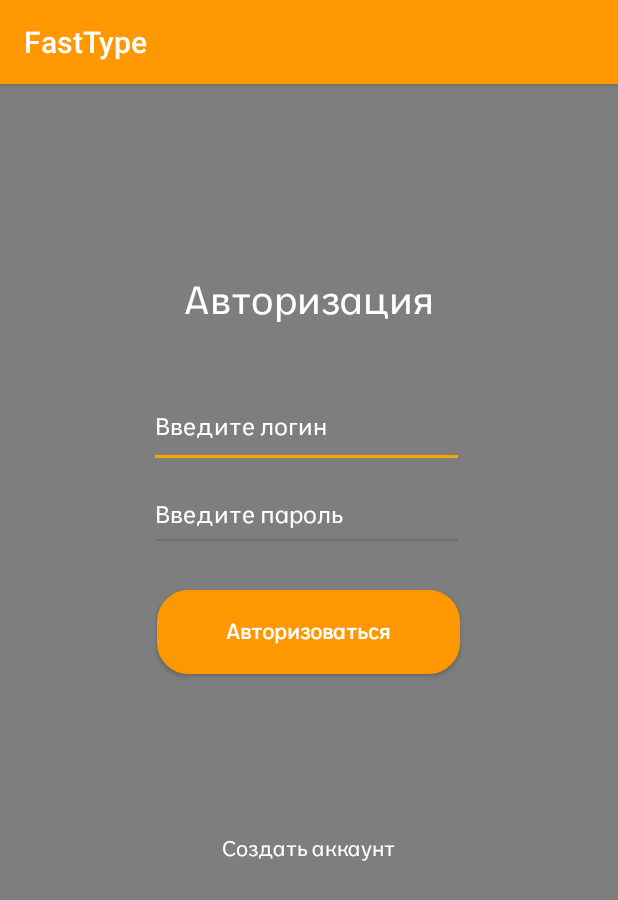
After one commit to Levz0/FastType, an Android app: the LoginActivity screen opened directly, with no data from a screen before it, on a phone screen of 412 x 824 dp. The commit adds this screen. Shown: the top 900 px of the screen. Run offline under Robolectric (Android 15) with nearby library versions, the phone set to English and light mode, and no system bars.

Commit message:
Created Login and Registration form

```diff
--- a/app/src/main/AndroidManifest.xml
+++ b/app/src/main/AndroidManifest.xml
@@ -14,7 +14,7 @@
         android:theme="@style/Theme.FastType"
         tools:targetApi="31">
         <activity
-            android:name=".MainActivity"
+            android:name=".RegformActivity"
             android:exported="true">
             <intent-filter>
                 <action android:name="android.intent.action.MAIN" />
@@ -22,6 +22,7 @@
                 <category android:name="android.intent.category.LAUNCHER" />
             </intent-filter>
         </activity>
+        <activity android:name=".LoginActivity"/>
     </application>
 
 </manifest>
--- /dev/null
+++ b/app/src/main/java/com/example/fasttype/LoginActivity.java
@@ -0,0 +1,25 @@
+package com.example.fasttype;
+
+import android.content.Intent;
+import android.os.Bundle;
+import android.support.annotation.Nullable;
+import android.support.v7.app.AppCompatActivity;
+import android.view.View;
+import android.widget.TextView;
+
+public class LoginActivity extends AppCompatActivity {
+    @Override
+    protected void onCreate(Bundle savedInstanceState) {
+        super.onCreate(savedInstanceState);
+        setContentView(R.layout.activity_login);
+
+        TextView registration = findViewById(R.id.registration);
+        registration.setOnClickListener(new View.OnClickListener() {
+            @Override
+            public void onClick(View view) {
+                Intent intent = new Intent(LoginActivity.this, RegformActivity.class);
+                startActivity(intent);
+            }
+        });
+    }
+}
--- /dev/null
+++ b/app/src/main/res/color/edit_text_line_color.xml
@@ -0,0 +1,7 @@
+<?xml version="1.0" encoding="utf-8"?>
+<selector xmlns:android="http://schemas.android.com/apk/res/android">
+    <!-- Цвет для состояния фокуса -->
+    <item android:color="#FFA500" android:state_focused="true"/>
+    <!-- Цвет для состояния ошибки (необязательно) --><!-- Цвет для остальных состояний -->
+    <item android:color="#6A6A6A" />
+</selector>
--- /dev/null
+++ b/app/src/main/res/drawable/custom_cursor.xml
@@ -0,0 +1,9 @@
+<?xml version="1.0" encoding="utf-8"?>
+<selector xmlns:android="http://schemas.android.com/apk/res/android">
+    <item>
+        <shape>
+            <solid android:color="@color/orange"/>  <!-- Задайте оранжевый цвет -->
+            <size android:width="2dp" android:height="24dp"/> <!-- Размер курсора -->
+        </shape>
+    </item>
+</selector>
--- /dev/null
+++ b/app/src/main/res/drawable/rounded_button.xml
@@ -0,0 +1,14 @@
+<shape xmlns:android="http://schemas.android.com/apk/res/android"
+    android:shape="rectangle">
+
+    <!-- Закругленные углы -->
+    <corners android:radius="20dp" />
+
+    <!-- Цвет фона кнопки -->
+    <solid android:color="@color/orange" />
+
+    <!-- Обводка (необязательно) -->
+    <stroke
+        android:width="2dp"
+        android:color="@color/orange" />
+</shape>
--- /dev/null
+++ b/app/src/main/res/layout/activity_login.xml
@@ -0,0 +1,94 @@
+<?xml version="1.0" encoding="utf-8"?>
+<android.support.constraint.ConstraintLayout xmlns:android="http://schemas.android.com/apk/res/android"
+    xmlns:app="http://schemas.android.com/apk/res-auto"
+    xmlns:tools="http://schemas.android.com/tools"
+    android:layout_width="match_parent"
+    android:layout_height="match_parent"
+    android:background="@color/gray">
+
+    <TextView
+        android:id="@+id/textView2"
+        android:layout_width="wrap_content"
+        android:layout_height="wrap_content"
+        android:fontFamily="@font/fonts"
+        android:text="Авторизация"
+        android:textColor="@color/white"
+        android:textSize="26sp"
+        app:layout_constraintBottom_toBottomOf="parent"
+        app:layout_constraintEnd_toEndOf="parent"
+        app:layout_constraintStart_toStartOf="parent"
+        app:layout_constraintTop_toTopOf="parent"
+        app:layout_constraintVertical_bias="0.172" />
+
+    <EditText
+        android:id="@+id/loginInput2"
+        android:layout_width="210dp"
+        android:layout_height="53dp"
+        android:backgroundTint="@color/edit_text_line_color"
+        android:fontFamily="@font/fonts"
+        android:hint="Введите логин"
+        android:textColor="@color/white"
+        android:textColorHint="@color/white"
+        android:textCursorDrawable="@drawable/custom_cursor"
+        android:textSize="16sp"
+        app:layout_constraintBottom_toBottomOf="parent"
+        app:layout_constraintEnd_toEndOf="parent"
+        app:layout_constraintHorizontal_bias="0.492"
+        app:layout_constraintStart_toStartOf="parent"
+        app:layout_constraintTop_toTopOf="parent"
+        app:layout_constraintVertical_bias="0.284"
+
+        />
+
+    <EditText
+        android:id="@+id/passwordInput2"
+        android:layout_width="210dp"
+        android:layout_height="48dp"
+        android:backgroundTint="@color/edit_text_line_color"
+        android:fontFamily="@font/fonts"
+        android:hint="Введите пароль"
+        android:textColor="@color/white"
+        android:textColorHint="@color/white"
+        android:textCursorDrawable="@drawable/custom_cursor"
+        android:textSize="16sp"
+        app:layout_constraintBottom_toBottomOf="parent"
+        app:layout_constraintEnd_toEndOf="parent"
+        app:layout_constraintHorizontal_bias="0.492"
+        app:layout_constraintStart_toStartOf="parent"
+        app:layout_constraintTop_toTopOf="parent"
+        app:layout_constraintVertical_bias="0.367" />
+
+    <Button
+        android:id="@+id/button2"
+        android:layout_width="202dp"
+        android:layout_height="56dp"
+        android:background="@drawable/rounded_button"
+        android:fontFamily="@font/fonts"
+        android:text="Авторизоваться"
+        android:textAllCaps="false"
+        android:textColor="@color/white"
+        android:textStyle="bold"
+        app:layout_constraintBottom_toBottomOf="parent"
+        app:layout_constraintEnd_toEndOf="parent"
+        app:layout_constraintHorizontal_bias="0.497"
+        app:layout_constraintStart_toStartOf="parent"
+        app:layout_constraintTop_toTopOf="parent"
+        app:layout_constraintVertical_bias="0.474"
+
+        />
+
+    <TextView
+        android:id="@+id/registration"
+        android:layout_width="wrap_content"
+        android:layout_height="wrap_content"
+        android:fontFamily="@font/fonts"
+        android:text="Cоздать аккаунт"
+        android:textColor="@color/white"
+        android:clickable="true"
+        android:focusable="true"
+        app:layout_constraintBottom_toBottomOf="parent"
+        app:layout_constraintEnd_toEndOf="parent"
+        app:layout_constraintStart_toStartOf="parent"
+        app:layout_constraintTop_toTopOf="parent"
+        app:layout_constraintVertical_bias="0.669" />
+</android.support.constraint.ConstraintLayout>
--- a/app/src/main/res/values/colors.xml
+++ b/app/src/main/res/values/colors.xml
@@ -7,4 +7,7 @@
     <color name="teal_700">#FF018786</color>
     <color name="black">#FF000000</color>
     <color name="white">#FFFFFFFF</color>
+    <color name="gray">#7E7E7E</color>
+    <color name="orange">#FF9800</color>
+
 </resources>
--- a/app/src/main/res/values/themes.xml
+++ b/app/src/main/res/values/themes.xml
@@ -2,9 +2,9 @@
     <!-- Base application theme. -->
     <style name="Theme.FastType" parent="Theme.AppCompat.Light.DarkActionBar">
         <!-- Primary brand color. -->
-        <item name="colorPrimary">@color/purple_500</item>
+        <item name="colorPrimary">@color/orange</item>
         <item name="colorPrimaryDark">@color/purple_700</item>
-        <item name="colorAccent">@color/teal_200</item>
+        <item name="colorAccent">@color/gray</item>
         <!-- Customize your theme here. -->
     </style>
 </resources>
```
Also changed, not shown: app/src/main/java/com/example/fasttype/RegformActivity.java (added, +26 -0 lines), app/src/main/res/layout/activity_main.xml (+2 -8 lines), app/src/main/res/layout/activity_regform.xml (added, +116 -0 lines), app/src/main/res/font/fonts.ttf (added), 2 other files.
